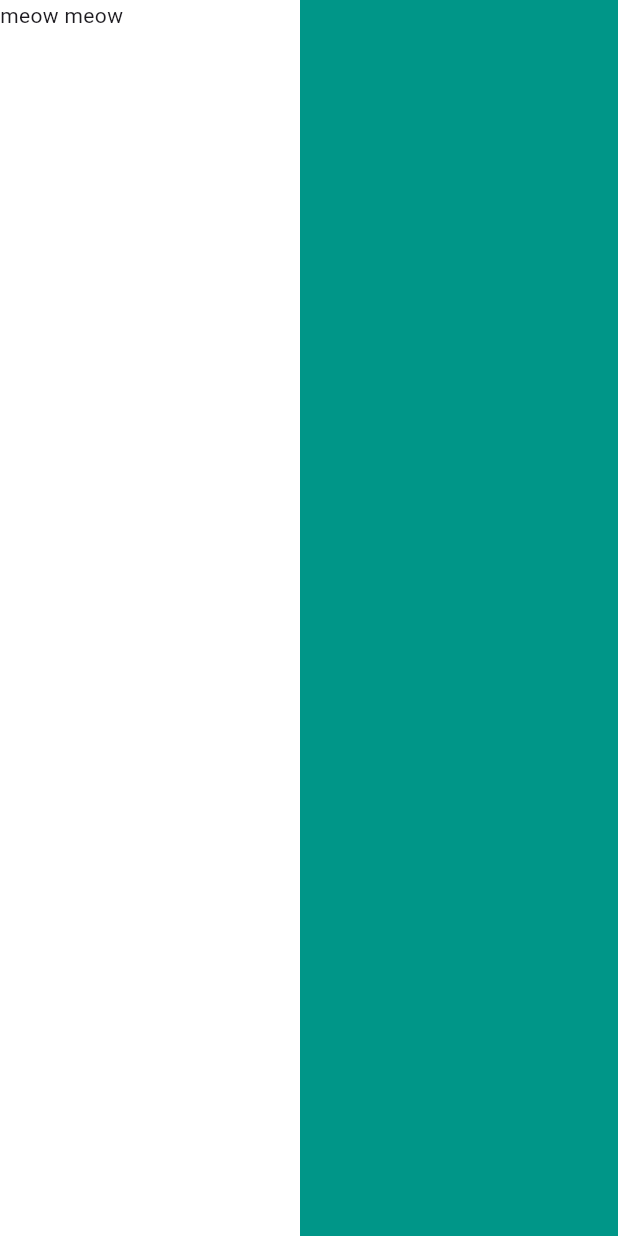
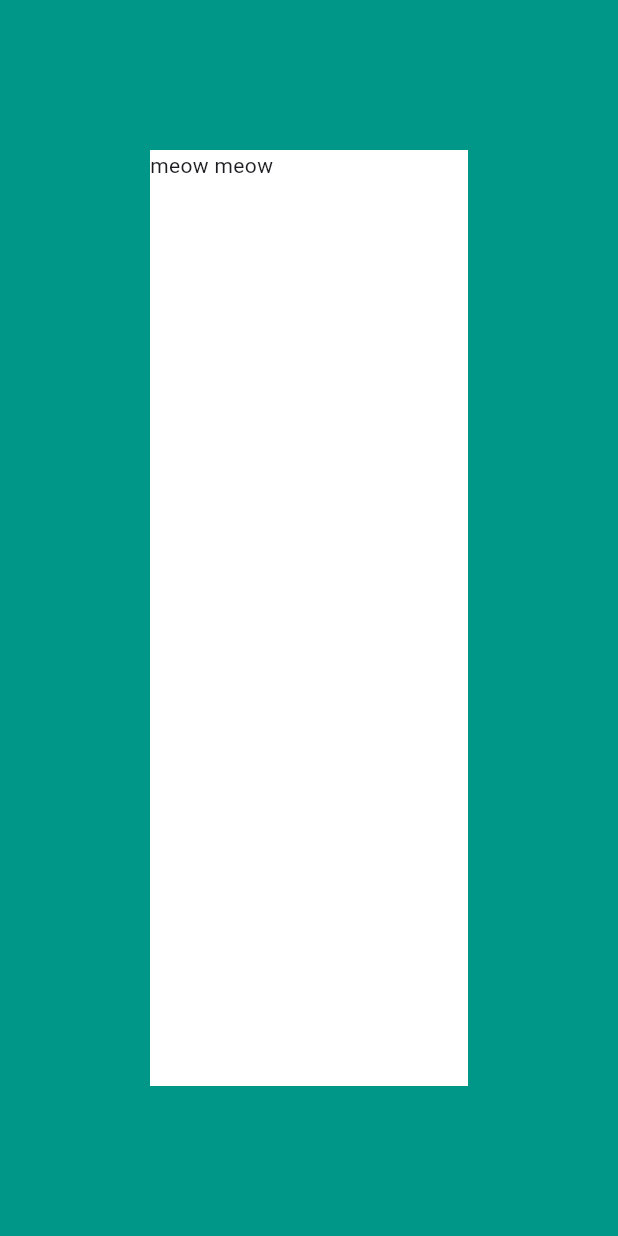
Before and after one commit to JieiGarcia/mi_card_flutter2, a Flutter app: the screen it shows after launch, on a phone screen of 412 x 824 dp. Run offline on Flutter 3.47's test engine with Material 3 defaults, Android fonts, the phone set to English and light mode, and no system bars.

Commit message:
container + edgeInsets

```diff
--- a/lib/main.dart
+++ b/lib/main.dart
@@ -17,7 +17,8 @@ class MyApp extends StatelessWidget {
         body: SafeArea(
           child: Container(
             height: 1000,
-            width: 200,
+            margin: EdgeInsets.symmetric(vertical: 100, horizontal: 100),
+            width: 400,
             color: Colors.white,
             child: Text("meow meow"),
           ),
```
